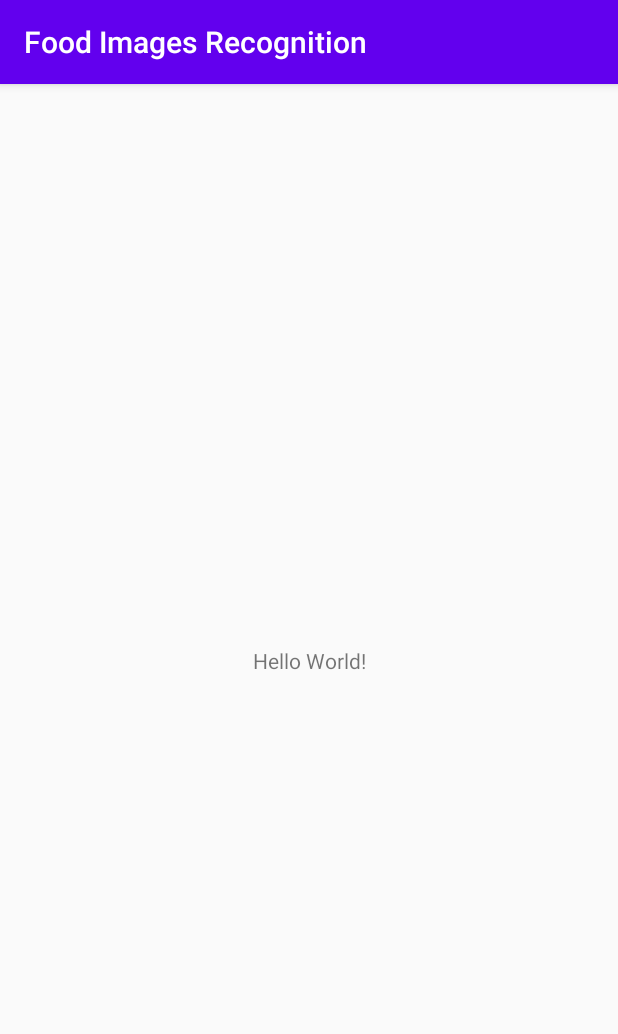
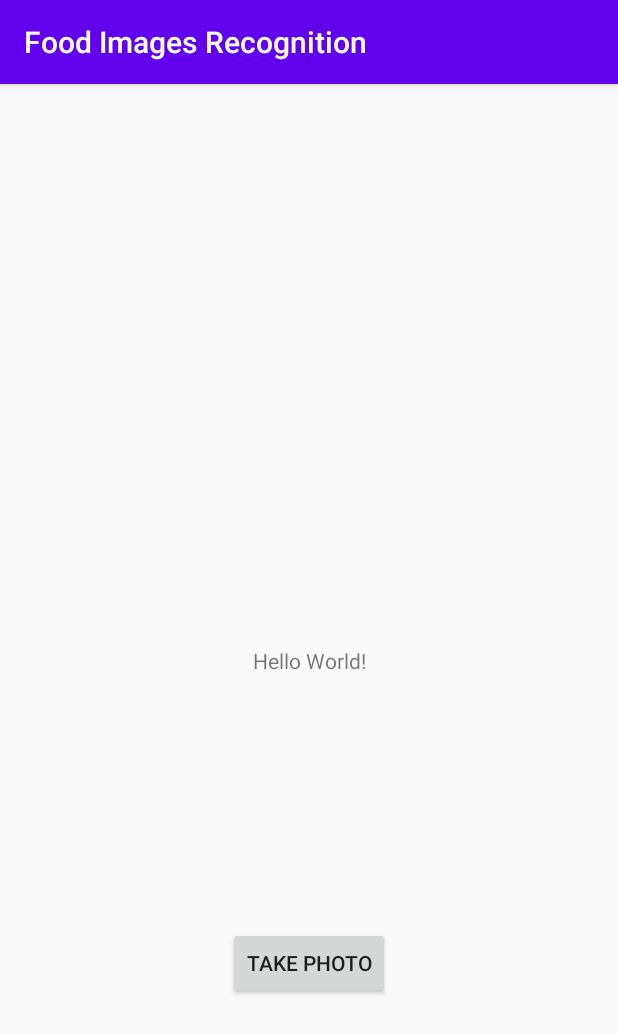
Before and after one commit to hachui/shiny-lamp, an Android app: the screen it shows after launch (MainActivity), on a phone screen of 412 x 824 dp. Shown: the top 1034 px of the screen. Run offline under Robolectric (Android 15) with nearby library versions, the phone set to English and light mode, and no system bars.

Commit message:
Capture Image Button init

```diff
--- a/app/src/main/res/layout/activity_main.xml
+++ b/app/src/main/res/layout/activity_main.xml
@@ -7,6 +7,7 @@
     tools:context=".MainActivity">
 
     <TextView
+        android:id="@+id/textView"
         android:layout_width="wrap_content"
         android:layout_height="wrap_content"
         android:text="Hello World!"
@@ -15,4 +16,15 @@
         app:layout_constraintRight_toRightOf="parent"
         app:layout_constraintTop_toTopOf="parent" />
 
+    <Button
+        android:id="@+id/btnCaptureImage"
+        android:layout_width="wrap_content"
+        android:layout_height="wrap_content"
+        android:layout_marginTop="9dp"
+        android:text="Take Photo"
+        app:layout_constraintBottom_toBottomOf="parent"
+        app:layout_constraintEnd_toEndOf="parent"
+        app:layout_constraintStart_toStartOf="parent"
+        app:layout_constraintTop_toBottomOf="@+id/textView" />
+
 </androidx.constraintlayout.widget.ConstraintLayout>
```
